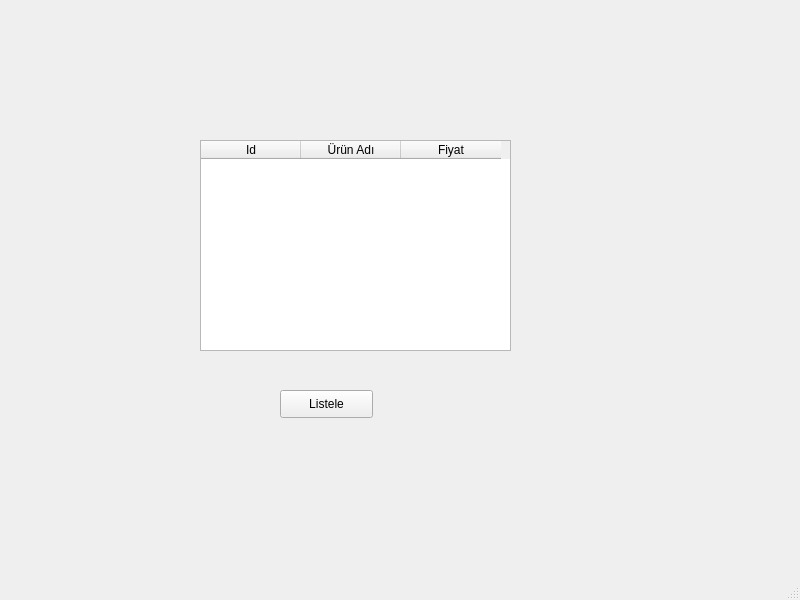
The window that listele.ui (emirhancinar/Python-Project-Web-Crawler) describes before a commit, drawn with Qt 5.
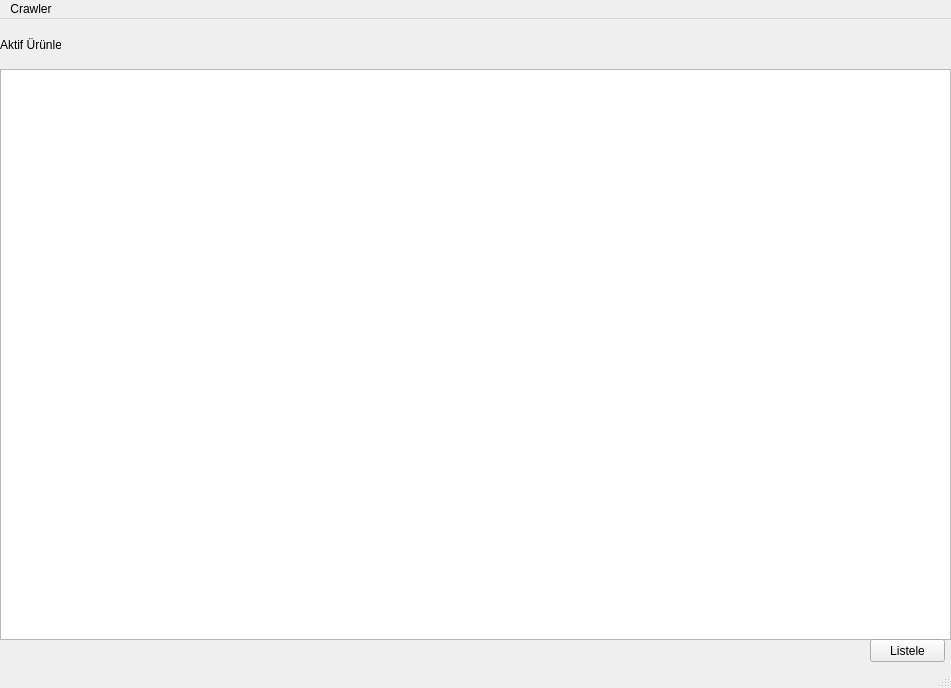
The same window after the commit.

Commit message: crawler eklendi

Patch:
```diff
--- a/listele.ui
+++ b/listele.ui
@@ -6,8 +6,8 @@
    <rect>
     <x>0</x>
     <y>0</y>
-    <width>800</width>
-    <height>600</height>
+    <width>951</width>
+    <height>688</height>
    </rect>
   </property>
   <property name="windowTitle">
@@ -17,54 +17,59 @@
    <double>0.000000000000000</double>
   </property>
   <widget class="QWidget" name="centralwidget">
-   <widget class="QTableWidget" name="tbwg_listele">
+   <widget class="QTableView" name="tbwg_listele">
     <property name="geometry">
      <rect>
-      <x>200</x>
-      <y>140</y>
-      <width>311</width>
-      <height>211</height>
+      <x>0</x>
+      <y>50</y>
+      <width>951</width>
+      <height>571</height>
      </rect>
     </property>
-    <column>
-     <property name="text">
-      <string>Id</string>
-     </property>
-    </column>
-    <column>
-     <property name="text">
-      <string>Ürün Adı</string>
-     </property>
-    </column>
-    <column>
-     <property name="text">
-      <string>Fiyat</string>
-     </property>
-    </column>
    </widget>
    <widget class="QPushButton" name="btn_listele">
     <property name="geometry">
      <rect>
-      <x>280</x>
-      <y>390</y>
-      <width>93</width>
-      <height>28</height>
+      <x>870</x>
+      <y>620</y>
+      <width>75</width>
+      <height>23</height>
      </rect>
     </property>
     <property name="text">
      <string>Listele</string>
     </property>
    </widget>
+   <widget class="QLabel" name="label">
+    <property name="geometry">
+     <rect>
+      <x>0</x>
+      <y>10</y>
+      <width>61</width>
+      <height>31</height>
+     </rect>
+    </property>
+    <property name="text">
+     <string>Aktif Ürünler</string>
+    </property>
+   </widget>
   </widget>
   <widget class="QMenuBar" name="menubar">
    <property name="geometry">
     <rect>
      <x>0</x>
      <y>0</y>
-     <width>800</width>
-     <height>26</height>
+     <width>951</width>
+     <height>21</height>
     </rect>
    </property>
+   <widget class="QMenu" name="menuCrawler">
+    <property name="title">
+     <string>Crawler</string>
+    </property>
+    <addaction name="action_r_n_Ekle"/>
+   </widget>
+   <addaction name="menuCrawler"/>
   </widget>
   <widget class="QStatusBar" name="statusbar"/>
  </widget>
```
Left out of the diff: 7 changed lines with no effect on the pictures. The commit also changes 13 other files.
